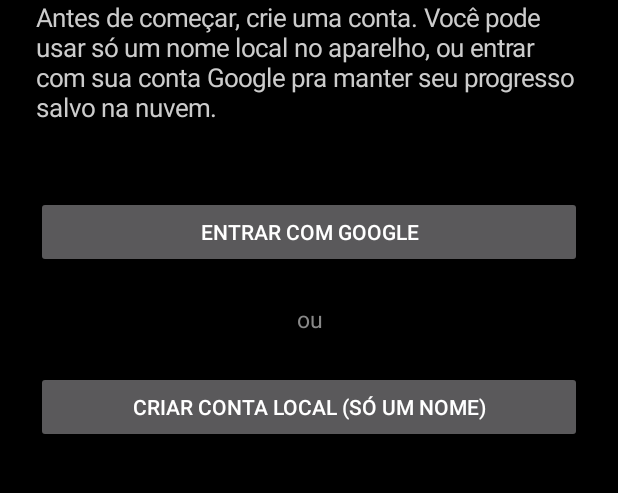
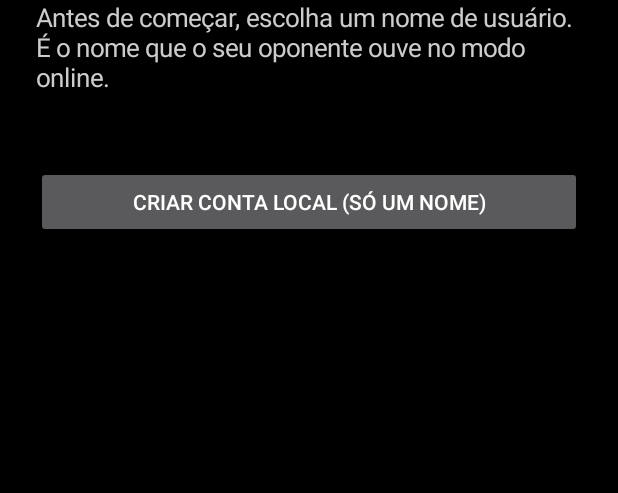
Before and after one commit to martimpcctrl/audioroulette2, an Android app: the screen it shows after launch (WelcomeActivity), on a phone screen of 412 x 824 dp, the part 157-650 px from its top. Run offline under Robolectric (Android 15) with nearby library versions, the phone set to English and light mode, and no system bars; our stand-ins replace Firebase (no records; nobody signed in at launch, a user with empty details on screens opened directly); pictures from the network do not load.

Commit message:
Login com Google desligado por enquanto (o modo online continua, com login anônimo)
Co-Authored-By: Claude Opus 5.5 <noreply@anthropic.com>

```diff
--- a/app/src/main/kotlin/com/audiogames/audioroulette/FirebaseService.kt
+++ b/app/src/main/kotlin/com/audiogames/audioroulette/FirebaseService.kt
@@ -3,6 +3,14 @@ package com.audiogames.audioroulette
 import com.google.firebase.auth.FirebaseAuth
 import com.google.firebase.database.DatabaseReference
 import com.google.firebase.database.FirebaseDatabase
+
+/**
+ * Login com Google (e o progresso na nuvem) desligado por enquanto: na Play Store ele exigiria
+ * cadastrar no Firebase a impressão digital SHA-1 da assinatura da loja. O código continua no
+ * projeto; para voltar, troque para true e cadastre o SHA-1 (Play Console, Integridade do app).
+ * O modo online não depende disso: ele usa o login anônimo abaixo.
+ */
+const val LOGIN_GOOGLE_ATIVO = false
 
 /** Centraliza o acesso ao Firebase: login anônimo e referência da sala. */
 object FirebaseService {
--- a/app/src/main/kotlin/com/audiogames/audioroulette/SettingsMenu.kt
+++ b/app/src/main/kotlin/com/audiogames/audioroulette/SettingsMenu.kt
@@ -24,7 +24,7 @@ class SettingsMenu(
 
     private val speechRates = listOf(0.7f, 0.85f, 1.0f, 1.15f, 1.3f, 1.5f, 1.75f)
     private val volumeSteps = listOf(0f, 0.25f, 0.5f, 0.75f, 1.0f)
-    private val campos = listOf("usuario", "conta_google", "voz", "efeitos", "musica", "dificuldade", "voltar")
+    private val campos = listOfNotNull("usuario", if (LOGIN_GOOGLE_ATIVO) "conta_google" else null, "voz", "efeitos", "musica", "dificuldade", "voltar")
 
     var index = 0
     var active = false
--- a/app/src/main/kotlin/com/audiogames/audioroulette/WelcomeActivity.kt
+++ b/app/src/main/kotlin/com/audiogames/audioroulette/WelcomeActivity.kt
@@ -63,8 +63,9 @@ class WelcomeActivity : Activity() {
         }
 
         val explicacao = TextView(this).apply {
-            text = "Antes de começar, crie uma conta. Você pode usar só um nome local no aparelho, " +
+            text = if (LOGIN_GOOGLE_ATIVO) "Antes de começar, crie uma conta. Você pode usar só um nome local no aparelho, " +
                 "ou entrar com sua conta Google pra manter seu progresso salvo na nuvem."
+            else "Antes de começar, escolha um nome de usuário. É o nome que o seu oponente ouve no modo online."
             textSize = 17f
             setTextColor(Color.LTGRAY)
             setPadding(0, 0, 0, padding * 2)
@@ -109,8 +110,10 @@ class WelcomeActivity : Activity() {
 
         layout.addView(titulo)
         layout.addView(explicacao)
-        layout.addView(botaoGoogle)
-        layout.addView(separador)
+        if (LOGIN_GOOGLE_ATIVO) {
+            layout.addView(botaoGoogle)
+            layout.addView(separador)
+        }
         layout.addView(botaoContaLocal)
         layout.addView(campoNome)
         layout.addView(botaoConfirmarNome)
@@ -120,7 +123,7 @@ class WelcomeActivity : Activity() {
         setContentView(scroll)
 
         titulo.requestFocus()
-        titulo.announceForAccessibility("Seja bem-vindo ao AudioRoulette! Escolha como criar sua conta.")
+        titulo.announceForAccessibility(if (LOGIN_GOOGLE_ATIVO) "Seja bem-vindo ao AudioRoulette! Escolha como criar sua conta." else "Seja bem-vindo ao AudioRoulette! Escolha um nome de usuário.")
     }
 
     private fun alternarCampoNome() {
```
